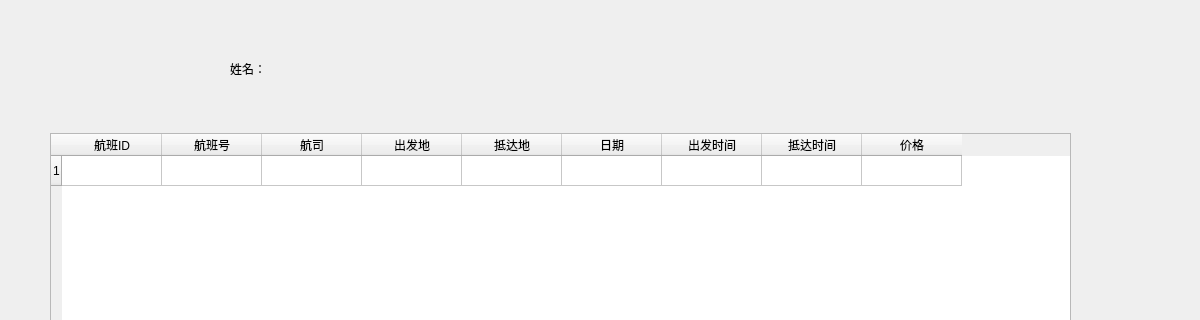
Before: the Qt Designer form frm_user.ui in zhongjf25/Airline-Reservation-System, drawn with Qt 5; both pictures show x 0 to 1200 and y 100 to 420 of the 1200 by 800 pixel window.
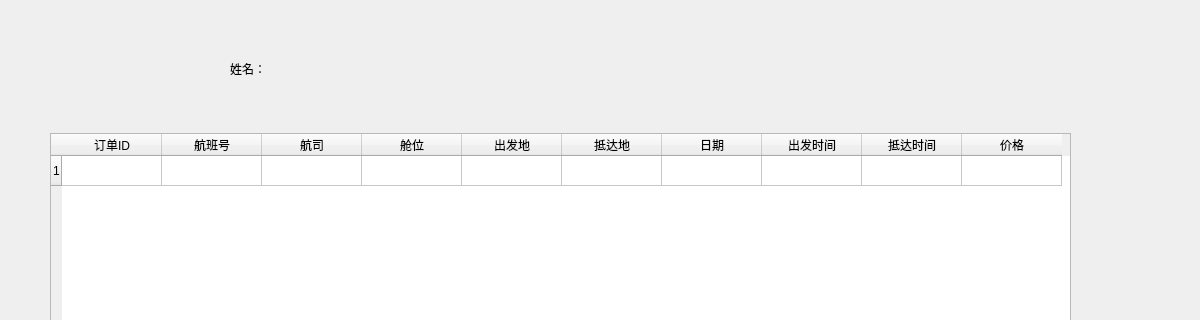
After: the same form once the commit is applied. The open tabs and pages were chosen to show the change. Icons and pictures are not drawn.

```diff
--- a/frm_user.ui
+++ b/frm_user.ui
@@ -319,7 +319,7 @@
       <row/>
       <column>
        <property name="text">
-        <string>航班ID</string>
+        <string>订单ID</string>
        </property>
       </column>
       <column>
@@ -332,6 +332,11 @@
         <string>航司</string>
        </property>
       </column>
+      <column>
+       <property name="text">
+        <string>舱位</string>
+       </property>
+      </column>
       <column>
        <property name="text">
         <string>出发地</string>
@@ -702,7 +707,7 @@
      <x>0</x>
      <y>0</y>
      <width>1200</width>
-     <height>22</height>
+     <height>24</height>
     </rect>
    </property>
    <widget class="QMenu" name="menu">
```
Left out of the diff: 4 changed lines with no effect on the pictures.
